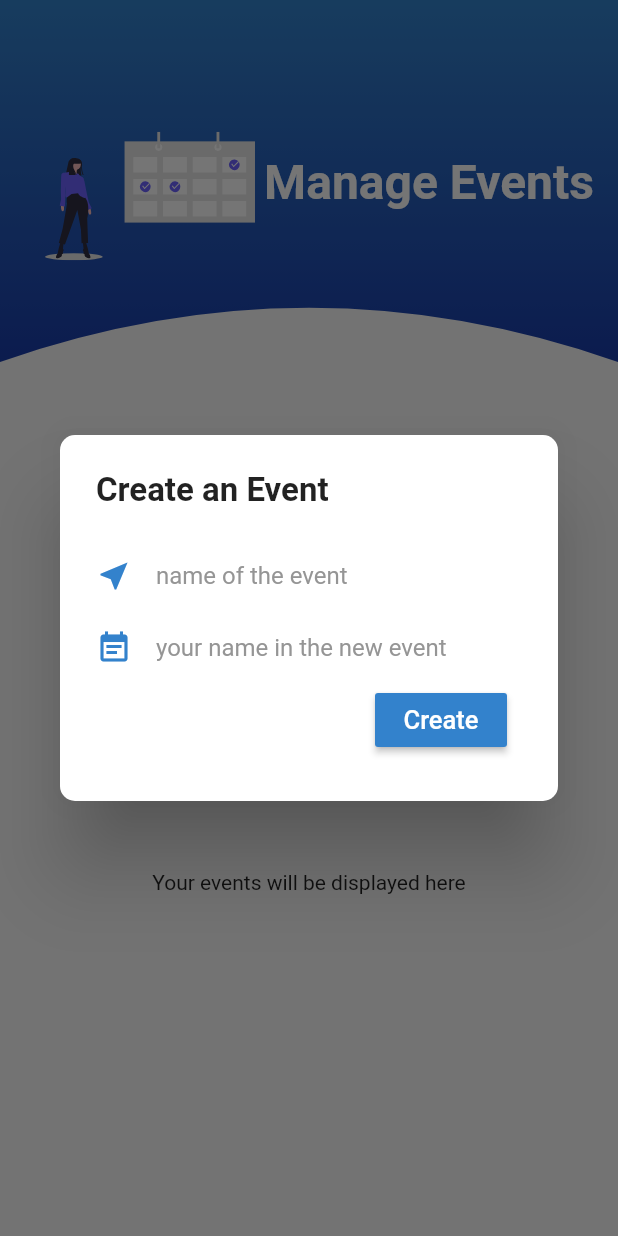
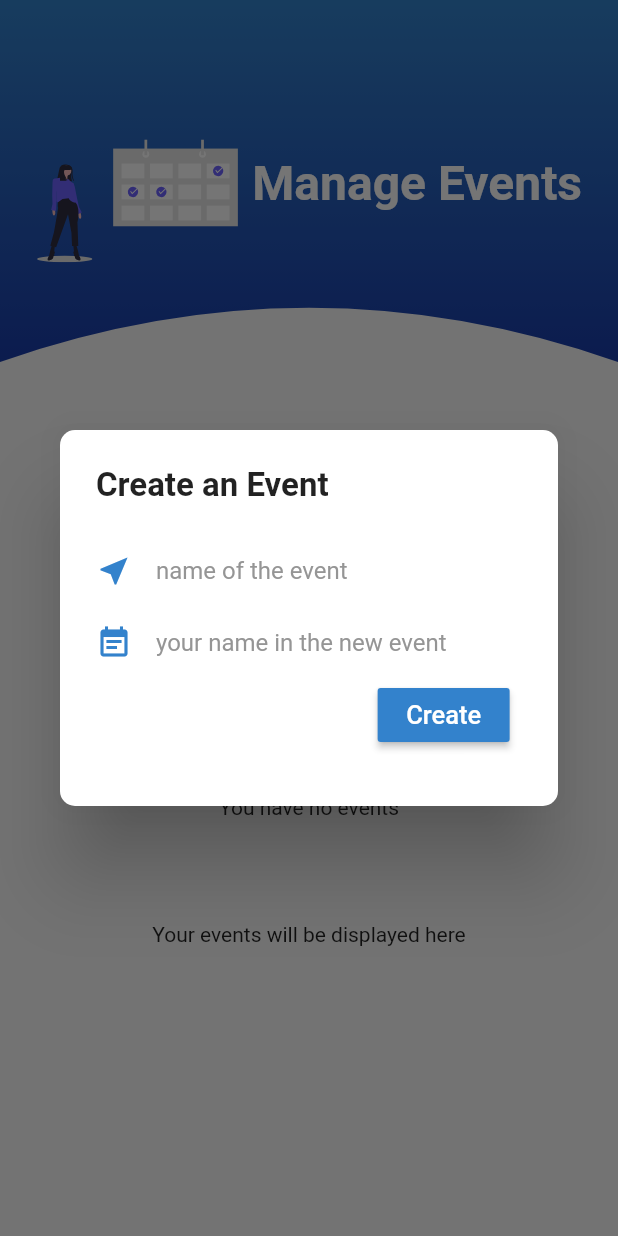
Before and after one commit to HollandPleskac/Name-Gifts-App-V2, a Flutter app: the ManageEventsScreen screen opened directly, after a tap on "Create Event", on a phone screen of 412 x 824 dp. Run offline on Flutter 3.47's test engine with Material 2 defaults, Android fonts, the phone set to English and light mode, and no system bars; our stand-ins replace cloud_firestore, firebase_auth, flutter_svg, google_nav_bar, line_icons, random_string and 1 more; missing offline and left inert: polygon_clipper; accounts and stored records are empty.

Commit message:
dynamic manage events screen

```diff
--- a/lib/app_screens/manage_events_screen.dart
+++ b/lib/app_screens/manage_events_screen.dart
@@ -139,7 +139,8 @@ class _ManageEventsScreenState extends State<ManageEventsScreen> {
                 child: Column(
                   crossAxisAlignment: CrossAxisAlignment.start,
                   children: <Widget>[
-                    SizedBox(height: 20),
+                    SizedBox(
+                        height: MediaQuery.of(context).size.height * 0.025),
                     Expanded(
                       child: Stack(
                         children: <Widget>[
@@ -150,13 +151,16 @@ class _ManageEventsScreenState extends State<ManageEventsScreen> {
                           //   alignment: Alignment.topCenter,
                           // ),
                           Padding(
-                            padding:
-                                const EdgeInsets.only(left: 30, bottom: 80),
+                            padding: EdgeInsets.only(
+                                left: MediaQuery.of(context).size.width * 0.06,
+                                bottom:
+                                    MediaQuery.of(context).size.height * 0.09),
                             child: Align(
                               alignment: Alignment.centerLeft,
                               child: SvgPicture.asset(
                                 'assets/images/undraw_online_calendar_kvu2.svg',
-                                width: 140,
+                                width:
+                                    MediaQuery.of(context).size.width * 0.325,
                                 fit: BoxFit.fitWidth,
                               ),
                             ),
@@ -166,7 +170,7 @@ class _ManageEventsScreenState extends State<ManageEventsScreen> {
                             child: Padding(
                               padding: EdgeInsets.only(
                                 top: MediaQuery.of(context).size.height * 0.1,
-                                left: 160,
+                                left: MediaQuery.of(context).size.width * 0.35,
                               ),
                               child: Text(
                                 'Manage Events',
@@ -192,7 +196,7 @@ class _ManageEventsScreenState extends State<ManageEventsScreen> {
             //   ),
             // ),
             SizedBox(
-              height: 20,
+              height: MediaQuery.of(context).size.height * 0.025,
             ),
 
             ///
@@ -217,7 +221,7 @@ class _ManageEventsScreenState extends State<ManageEventsScreen> {
                             style: kHeadingTextStyle,
                           ),
                           content: Container(
-                            height: 150,
+                            height: MediaQuery.of(context).size.height * 0.19,
                             child: Column(
                               children: <Widget>[
                                 displayNameInput(
@@ -241,7 +245,10 @@ class _ManageEventsScreenState extends State<ManageEventsScreen> {
                                 Align(
                                   alignment: Alignment.bottomRight,
                                   child: Padding(
-                                    padding: const EdgeInsets.only(right: 10),
+                                    padding: EdgeInsets.only(
+                                        right:
+                                            MediaQuery.of(context).size.width *
+                                                0.02),
                                     child: RaisedButton(
                                       shape: RoundedRectangleBorder(
                                         borderRadius: BorderRadius.circular(2),
@@ -414,7 +421,7 @@ class _ManageEventsScreenState extends State<ManageEventsScreen> {
             ///
 
             SizedBox(
-              height: 10,
+              height: MediaQuery.of(context).size.height*0.012,
             ),
 
             ///
@@ -422,7 +429,7 @@ class _ManageEventsScreenState extends State<ManageEventsScreen> {
             ///
 
             Container(
-              height: 320,
+              height: MediaQuery.of(context).size.height * 0.455,
               child: isUserEvents == null
                   ? Center(
                       child: Column(
@@ -546,13 +553,14 @@ class _EventState extends State<Event> {
   @override
   Widget build(BuildContext context) {
     return Padding(
-      padding: const EdgeInsets.only(bottom: 20),
+      padding:
+          EdgeInsets.only(bottom: MediaQuery.of(context).size.height * 0.025),
       child: Row(
         mainAxisAlignment: MainAxisAlignment.start,
         crossAxisAlignment: CrossAxisAlignment.center,
         children: <Widget>[
           Container(
-            height: 78,
+            height: MediaQuery.of(context).size.height*0.1,
             width: MediaQuery.of(context).size.width * 0.9,
             decoration: BoxDecoration(
               borderRadius: BorderRadius.only(
@@ -574,7 +582,7 @@ class _EventState extends State<Event> {
               mainAxisAlignment: MainAxisAlignment.spaceBetween,
               children: <Widget>[
                 Padding(
-                  padding: const EdgeInsets.only(left: 30),
+                  padding: EdgeInsets.only(left: MediaQuery.of(context).size.width*0.07),
                   child: Column(
                     crossAxisAlignment: CrossAxisAlignment.start,
                     mainAxisAlignment: MainAxisAlignment.center,
@@ -584,7 +592,7 @@ class _EventState extends State<Event> {
                         widget.eventName,
                       ),
                       SizedBox(
-                        height: 10,
+                        height: MediaQuery.of(context).size.height*0.01,
                       ),
                       eventSubText(
                         context,
@@ -594,7 +602,7 @@ class _EventState extends State<Event> {
                   ),
                 ),
                 Padding(
-                  padding: const EdgeInsets.only(right: 35),
+                  padding: EdgeInsets.only(right: MediaQuery.of(context).size.width*0.075),
                   child: IconButton(
                     onPressed: () async {
                       _fire.deleteEvent(widget.uid, widget.eventId);
@@ -671,11 +679,11 @@ Widget topBarButton(BuildContext context, String buttonTitle,
       ? Container()
       : InkWell(
           child: Container(
-            height: 40,
+            height: MediaQuery.of(context).size.height*0.05,
             width: 160,
             decoration: BoxDecoration(
                 borderRadius: BorderRadius.circular(30),
-                //TODO : why button title????
+                //TODO : button title is only needed if invite button is on screen
                 color: buttonTitle == 'Invite to Event' &&
                         (selectedEventId == 'no selected event' ||
                             selectedEventId == '')
```
